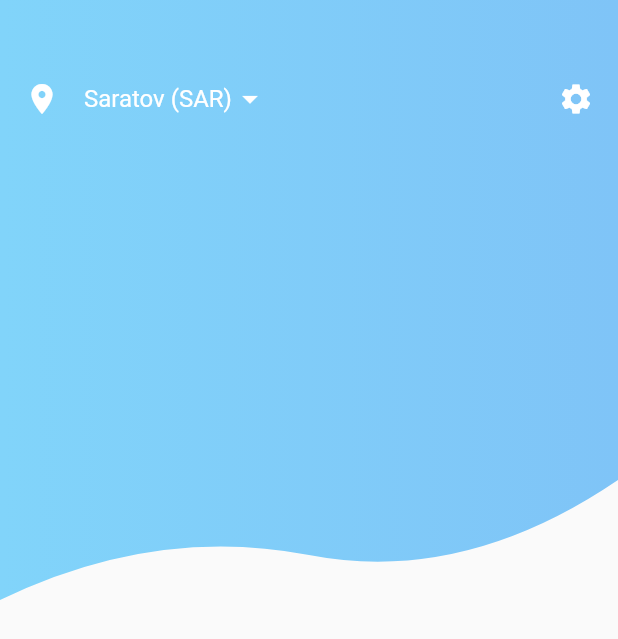
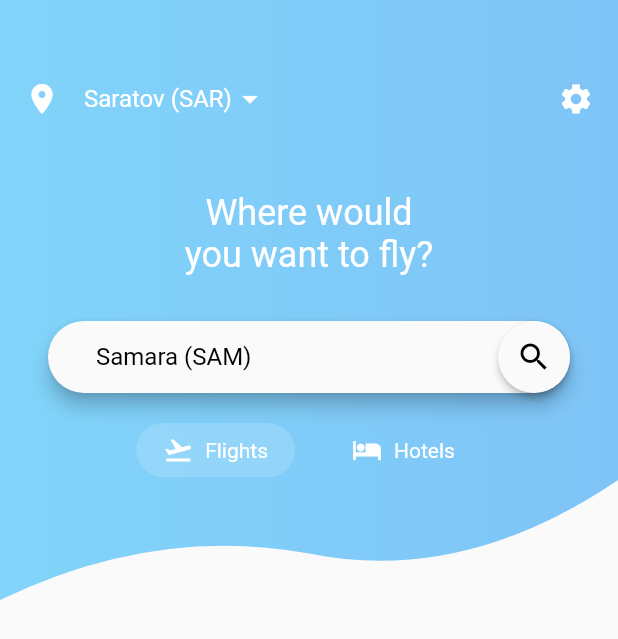
Before and after one commit to Suvorov-Alex/Flight-App-Ui, a Flutter app: the screen it shows after launch, on a phone screen of 412 x 824 dp. Shown: the top 639 px of the screen. Run offline on Flutter 3.47's test engine with Material 2 defaults, Android fonts, the phone set to English and light mode, and no system bars; Roboto replaces fonts that are missing (Oxygen).

Commit message:
top-ui-part: Add searchView and search type chips. Fix background wave form,

```diff
--- a/flight_app_ui/lib/WaveShapeCilpper.dart
+++ b/flight_app_ui/lib/WaveShapeCilpper.dart
@@ -8,7 +8,7 @@ class WaveShapeClipper extends CustomClipper<Path> {
     path.lineTo(0.0, size.height);
 
     var firstControlPoint = Offset(size.width * 0.25, size.height - 50.0);
-    var firstEndPoint = Offset(size.width * .5, size.height - 30.0);
+    var firstEndPoint = Offset(size.width * .5, size.height - 31.0);
     path.quadraticBezierTo(firstControlPoint.dx, firstControlPoint.dy,
         firstEndPoint.dx, firstEndPoint.dy);
 
--- a/flight_app_ui/lib/main.dart
+++ b/flight_app_ui/lib/main.dart
@@ -37,6 +37,7 @@ TextStyle dropDownMenuItemStyle =
 
 class _HomeScreenTopPartState extends State<HomeScreenTopPart> {
   var selectedLocationIndex = 0;
+  var isFlightSelected = true;
 
   @override
   Widget build(BuildContext context) {
@@ -113,6 +114,71 @@ class _HomeScreenTopPartState extends State<HomeScreenTopPart> {
                     ],
                   ),
                 ),
+                SizedBox(
+                  height: 50.0,
+                ),
+                Text(
+                  'Where would\nyou want to fly?',
+                  style: TextStyle(fontSize: 24.0, color: Colors.white),
+                  textAlign: TextAlign.center,
+                ),
+                SizedBox(
+                  height: 30.0,
+                ),
+                Padding(
+                  padding: EdgeInsets.symmetric(horizontal: 32.0),
+                  child: Material(
+                    elevation: 5.0,
+                    borderRadius: BorderRadius.all(Radius.circular(30.0)),
+                    child: TextField(
+                      controller: TextEditingController(text: locations[1]),
+                      style: dropDownMenuItemStyle,
+                      cursorColor: appTheme.primaryColor,
+                      decoration: InputDecoration(
+                          border: InputBorder.none,
+                          contentPadding: EdgeInsets.symmetric(
+                              horizontal: 32.0, vertical: 14.0),
+                          suffixIcon: Material(
+                            elevation: 2.0,
+                            borderRadius:
+                                BorderRadius.all(Radius.circular(30.0)),
+                            child: Icon(
+                              Icons.search,
+                              color: Colors.black,
+                            ),
+                          )),
+                    ),
+                  ),
+                ),
+                SizedBox(
+                  height: 20.0,
+                ),
+                Row(
+                  mainAxisSize: MainAxisSize.min,
+                  mainAxisAlignment: MainAxisAlignment.spaceAround,
+                  children: <Widget>[
+                    InkWell(
+                      onTap: () {
+                        setState(() {
+                          isFlightSelected = true;
+                        });
+                      },
+                      child: ChoiceChip(
+                          Icons.flight_takeoff, "Flights", isFlightSelected),
+                    ),
+                    SizedBox(
+                      width: 20.0,
+                    ),
+                    InkWell(
+                        onTap: () {
+                          setState(() {
+                            isFlightSelected = false;
+                          });
+                        },
+                        child: ChoiceChip(
+                            Icons.hotel, "Hotels", !isFlightSelected))
+                  ],
+                )
               ],
             ),
           ),
@@ -121,3 +187,46 @@ class _HomeScreenTopPartState extends State<HomeScreenTopPart> {
     );
   }
 }
+
+class ChoiceChip extends StatefulWidget {
+  final IconData icon;
+  final String text;
+  final bool isSelected;
+
+  ChoiceChip(this.icon, this.text, this.isSelected);
+
+  @override
+  _ChoiceChipState createState() => _ChoiceChipState();
+}
+
+class _ChoiceChipState extends State<ChoiceChip> {
+  @override
+  Widget build(BuildContext context) {
+    return Container(
+      padding: EdgeInsets.symmetric(horizontal: 18.0, vertical: 8.0),
+      decoration: widget.isSelected
+          ? BoxDecoration(
+              color: Colors.white.withOpacity(0.15),
+              borderRadius: BorderRadius.all(Radius.circular(20.0)))
+          : null,
+      child: Row(
+        mainAxisSize: MainAxisSize.min,
+        mainAxisAlignment: MainAxisAlignment.spaceBetween,
+        children: <Widget>[
+          Icon(
+            widget.icon,
+            size: 20.0,
+            color: Colors.white,
+          ),
+          SizedBox(
+            width: 8.0,
+          ),
+          Text(
+            widget.text,
+            style: TextStyle(color: Colors.white, fontSize: 14.0),
+          )
+        ],
+      ),
+    );
+  }
+}
```
